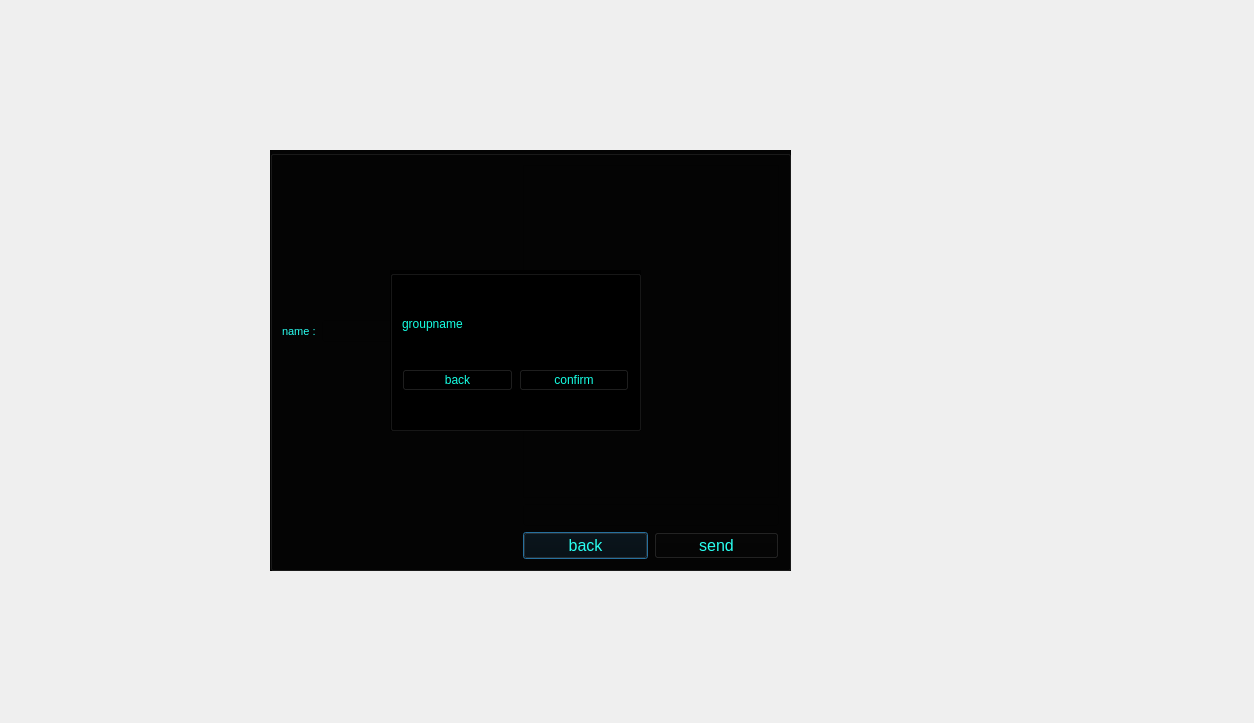
Old version of the form massenger/joinchannel_dialog.ui in the repository MahanBeidokhti/AP-Messenger.
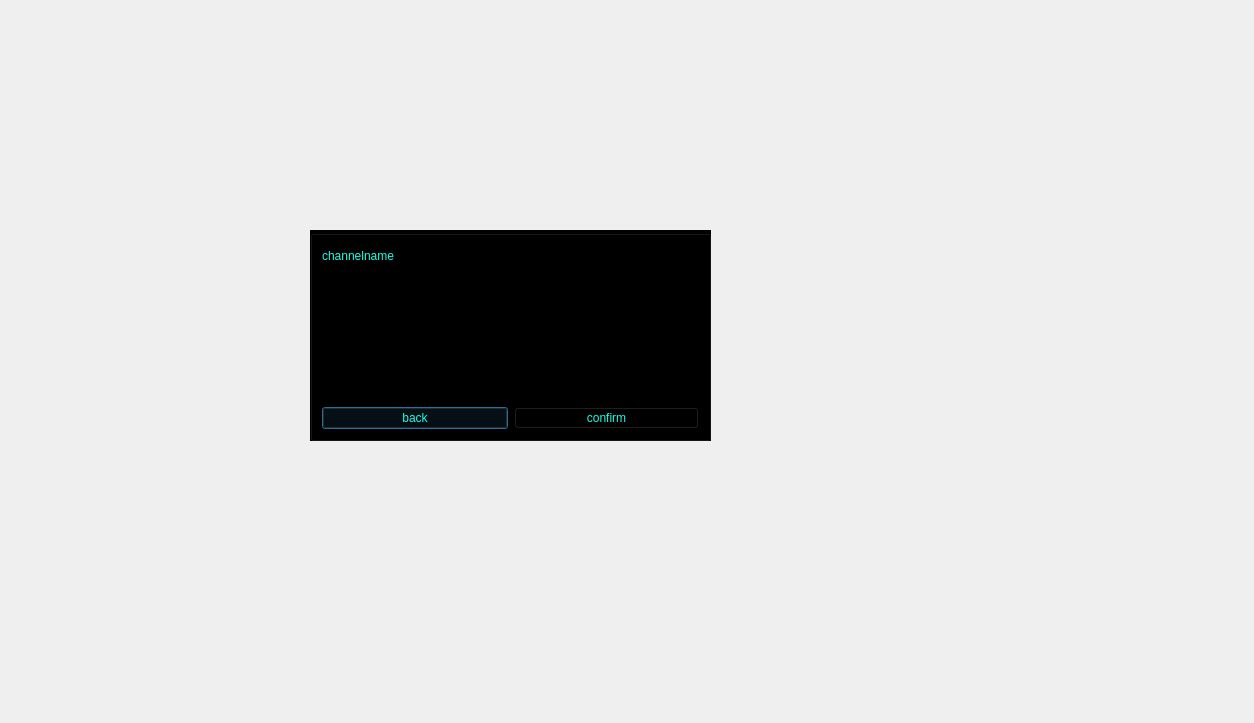
New version of the form. Icons and pictures are not drawn.

Commit message: join group and join channel has completed

```diff
--- a/massenger/joinchannel_dialog.ui
+++ b/massenger/joinchannel_dialog.ui
@@ -16,103 +16,13 @@
   <property name="styleSheet">
    <string notr="true">background-image: url(:/Source/@metawalls.jpg);</string>
   </property>
-  <widget class="QGroupBox" name="chat_groupBox">
-   <property name="geometry">
-    <rect>
-     <x>270</x>
-     <y>150</y>
-     <width>521</width>
-     <height>421</height>
-    </rect>
-   </property>
-   <property name="styleSheet">
-    <string notr="true">color: rgb(41, 255, 241);
-background-color: rgb(4, 4, 4);
-gridline-color: rgb(255, 71, 25);
-border-color: rgb(15, 255, 11);
-border-color: rgb(255, 23, 23);</string>
-   </property>
-   <property name="title">
-    <string/>
-   </property>
-   <layout class="QGridLayout" name="gridLayout">
-    <item row="0" column="1">
-     <widget class="QLineEdit" name="recieved_channelname_lineEdit">
-      <property name="font">
-       <font>
-        <pointsize>8</pointsize>
-       </font>
-      </property>
-     </widget>
-    </item>
-    <item row="0" column="2">
-     <widget class="QListView" name="massege_listView">
-      <property name="styleSheet">
-       <string notr="true">gridline-color: rgb(255, 102, 26);
-selection-background-color: rgb(255, 71, 39);
-border-top-color: rgb(255, 101, 24);</string>
-      </property>
-     </widget>
-    </item>
-    <item row="1" column="2">
-     <widget class="QLineEdit" name="send_lineEdit">
-      <property name="styleSheet">
-       <string notr="true">border-color: rgb(11, 255, 235);</string>
-      </property>
-      <property name="text">
-       <string/>
-      </property>
-     </widget>
-    </item>
-    <item row="2" column="2">
-     <layout class="QHBoxLayout" name="horizontalLayout_2">
-      <item>
-       <widget class="QPushButton" name="back_chat_pushButton">
-        <property name="font">
-         <font>
-          <pointsize>12</pointsize>
-         </font>
-        </property>
-        <property name="text">
-         <string>back</string>
-        </property>
-       </widget>
-      </item>
-      <item>
-       <widget class="QPushButton" name="send_pushButton">
-        <property name="font">
-         <font>
-          <pointsize>12</pointsize>
-         </font>
-        </property>
-        <property name="text">
-         <string>send</string>
-        </property>
-       </widget>
-      </item>
-     </layout>
-    </item>
-    <item row="0" column="0">
-     <widget class="QLabel" name="name_label">
-      <property name="font">
-       <font>
-        <pointsize>8</pointsize>
-       </font>
-      </property>
-      <property name="text">
-       <string>name :</string>
-      </property>
-     </widget>
-    </item>
-   </layout>
-  </widget>
   <widget class="QGroupBox" name="channelinformation_groupBox">
    <property name="geometry">
     <rect>
-     <x>390</x>
-     <y>270</y>
-     <width>251</width>
-     <height>161</height>
+     <x>310</x>
+     <y>230</y>
+     <width>401</width>
+     <height>211</height>
     </rect>
    </property>
    <property name="styleSheet">
@@ -128,7 +38,7 @@
       <item>
        <widget class="QLabel" name="label_2">
         <property name="text">
-         <string>groupname</string>
+         <string>channelname</string>
         </property>
        </widget>
       </item>
@@ -137,20 +47,35 @@
       </item>
      </layout>
     </item>
-    <item row="1" column="0">
+    <item row="2" column="0">
      <widget class="QPushButton" name="back_pushButton">
       <property name="text">
        <string>back</string>
       </property>
      </widget>
     </item>
-    <item row="1" column="1">
+    <item row="2" column="1">
      <widget class="QPushButton" name="confirm_pushButton">
       <property name="text">
        <string>confirm</string>
       </property>
      </widget>
     </item>
+    <item row="1" column="0" colspan="2">
+     <widget class="QLabel" name="error_label">
+      <property name="font">
+       <font>
+        <pointsize>10</pointsize>
+       </font>
+      </property>
+      <property name="text">
+       <string/>
+      </property>
+      <property name="alignment">
+       <set>Qt::AlignCenter</set>
+      </property>
+     </widget>
+    </item>
    </layout>
   </widget>
  </widget>
```
The commit also changes 10 other files.
